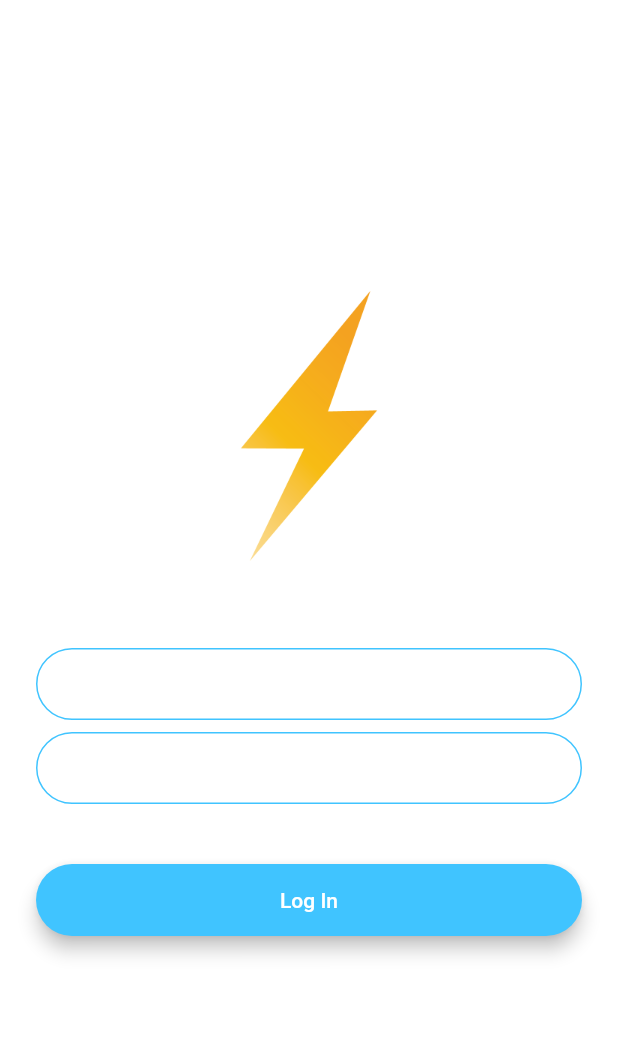
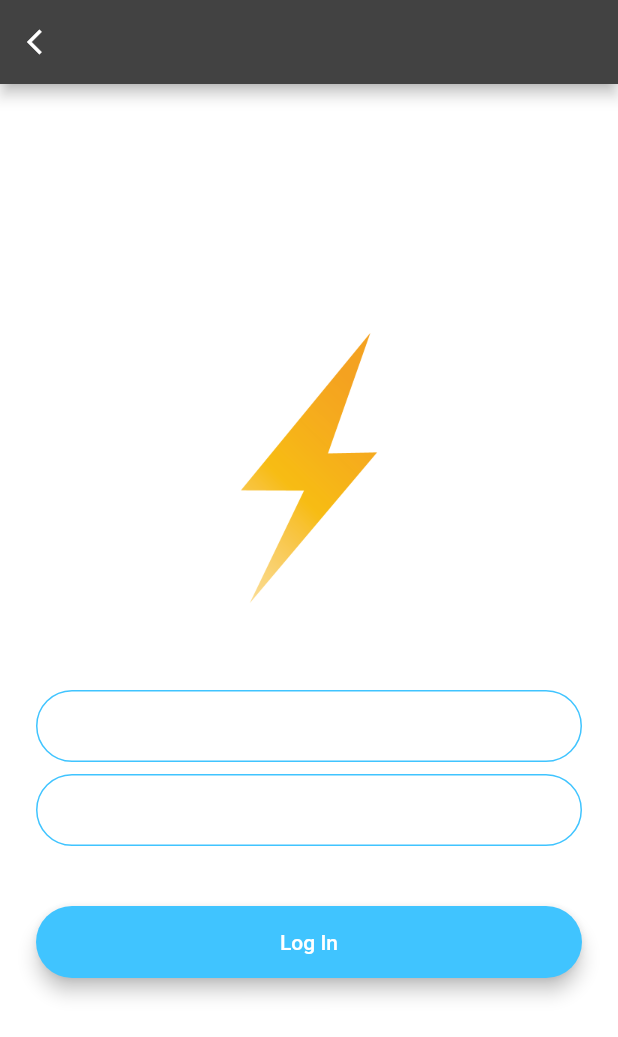
Before and after one commit to bunnyBites/bolt-chat, a Flutter app: the LoginScreen screen opened directly, on a phone screen of 412 x 824 dp. Shown: the top 1037 px of the screen. Run offline on Flutter 3.47's test engine with Material 2 defaults, Android fonts, the phone set to English and light mode, and no system bars.

Commit message:
add hero animation for the flash icon

```diff
--- a/lib/screens/login_screen.dart
+++ b/lib/screens/login_screen.dart
@@ -2,6 +2,7 @@ import 'package:flutter/material.dart';
 
 class LoginScreen extends StatefulWidget {
   const LoginScreen({super.key});
+  static const id = "login_screen";
 
   @override
   LoginScreenState createState() => LoginScreenState();
@@ -11,6 +12,16 @@ class LoginScreenState extends State<LoginScreen> {
   @override
   Widget build(BuildContext context) {
     return Scaffold(
+      appBar: AppBar(
+        leading: IconButton(
+          icon: const Icon(Icons.arrow_back_ios),
+          iconSize: 20.0,
+          onPressed: () {
+            Navigator.pop(context);
+          },
+        ),
+        centerTitle: true,
+      ),
       backgroundColor: Colors.white,
       body: Padding(
         padding: const EdgeInsets.symmetric(horizontal: 24.0),
@@ -18,9 +29,12 @@ class LoginScreenState extends State<LoginScreen> {
           mainAxisAlignment: MainAxisAlignment.center,
           crossAxisAlignment: CrossAxisAlignment.stretch,
           children: <Widget>[
-            SizedBox(
-              height: 200.0,
-              child: Image.asset('images/logo.png'),
+            Hero(
+              tag: "flashHero",
+              child: SizedBox(
+                height: 200.0,
+                child: Image.asset('images/logo.png'),
+              ),
             ),
             const SizedBox(
               height: 48.0,
```
Also changed, not shown: lib/main.dart (+11 -1 lines), lib/screens/chat_screen.dart (+5 -4 lines), lib/screens/registration_screen.dart (+11 -0 lines), lib/screens/welcome_screen.dart (+13 -5 lines).
